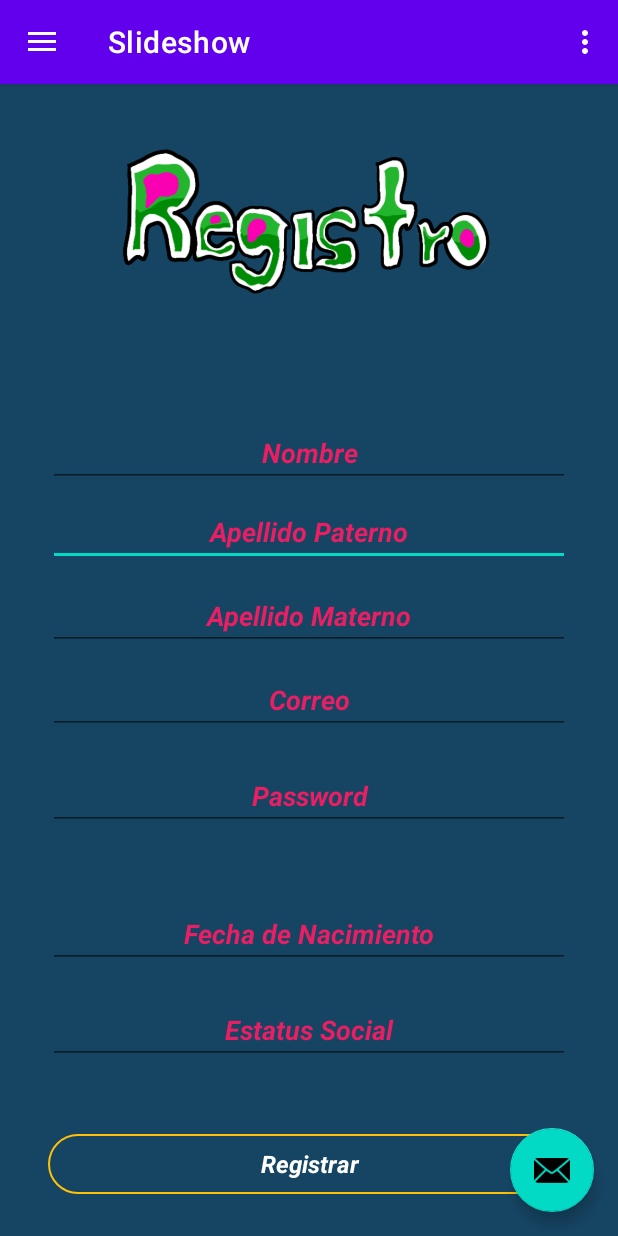
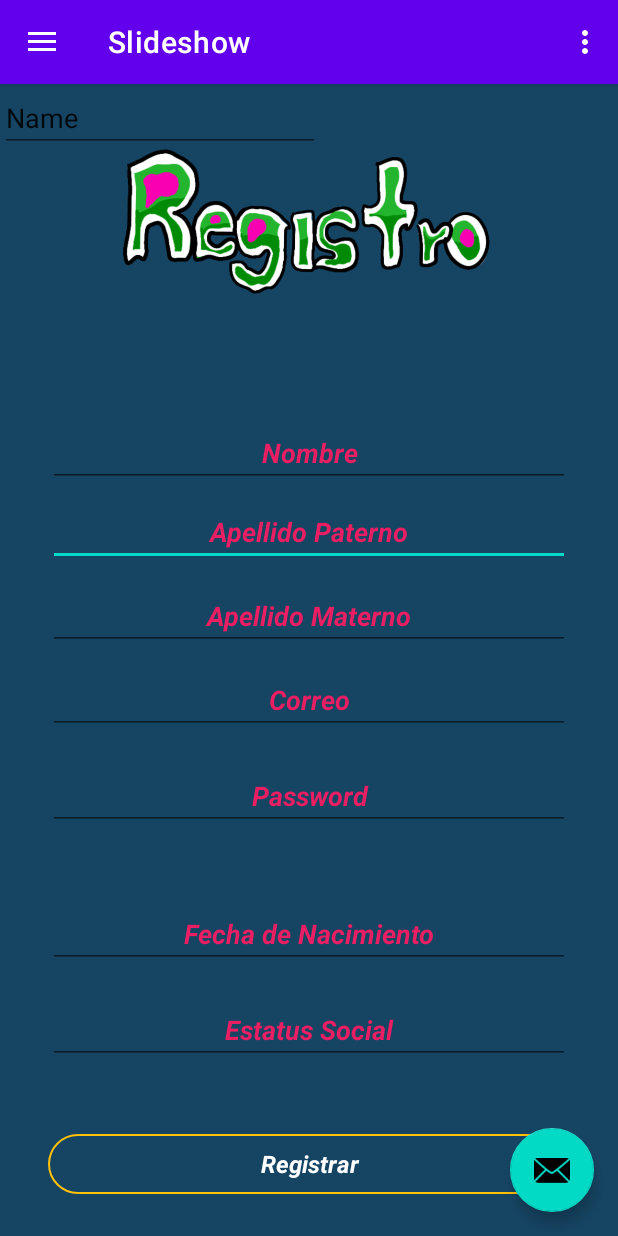
Before and after one commit to Usantiago1/AlienAp, an Android app: the screen it shows after launch (MainActivity), in the side drawer, after a tap on "Slideshow", on a phone screen of 412 x 824 dp. Run offline under Robolectric (Android 15) with nearby library versions, the phone set to English and light mode, and no system bars; our stand-ins replace navigation-ui.

Commit message:
metodo para ingresar los datos

```diff
--- a/app/src/main/java/com/example/alienapp/Interface/ApiAlien.java
+++ b/app/src/main/java/com/example/alienapp/Interface/ApiAlien.java
@@ -3,6 +3,8 @@ package com.example.alienapp.Interface;
 import com.example.alienapp.Model.Alien;
 
 import retrofit2.Call;
+import retrofit2.http.Field;
+import retrofit2.http.FormUrlEncoded;
 import retrofit2.http.POST;
 
 //Aqui se codifica el tipo de peticion que se esta haciendo a la API
@@ -10,8 +12,18 @@ import retrofit2.http.POST;
 public interface ApiAlien {
 
 
+    @FormUrlEncoded
+    @POST("/aliens")
+    Call<Alien> addAlien(
+            @Field("alien_usuario") String alien_usuario,
+            @Field("alien_nombre") String alien_nombre,
+            @Field("alien_ap") String alien_ap,
+            @Field("alien_am") String alien_am,
+            @Field("alien_correo") String alien_correo,
+            @Field("alien_contrasenia") String alien_contrasenia,
+            @Field("alien_nac") String alien_nac,
+            @Field("alien_status") String alien_status
 
-    @POST("/Aliens")
-    Call<Alien> addAlien();
+    );
 
 }
--- a/app/src/main/java/com/example/alienapp/ui/Registro/RegistroFragment.java
+++ b/app/src/main/java/com/example/alienapp/ui/Registro/RegistroFragment.java
@@ -4,19 +4,27 @@ import android.os.Bundle;
 import android.view.LayoutInflater;
 import android.view.View;
 import android.view.ViewGroup;
+import android.widget.Button;
 import android.widget.TextView;
+import android.widget.Toast;
 
 import androidx.annotation.NonNull;
 import androidx.fragment.app.Fragment;
 import androidx.lifecycle.ViewModelProvider;
 
+import com.example.alienapp.Interface.ApiAlien;
+import com.example.alienapp.Model.Alien;
 import com.example.alienapp.databinding.FragmentLoginBinding;
 import com.example.alienapp.databinding.FragmentRegistroBinding;
 
+import retrofit2.Call;
+import retrofit2.Callback;
+import retrofit2.Response;
+import retrofit2.Retrofit;
+import retrofit2.converter.gson.GsonConverterFactory;
+
 public class RegistroFragment extends Fragment {
     private FragmentRegistroBinding binding;
-
-
 
     public View onCreateView(@NonNull LayoutInflater inflater,
                              ViewGroup container, Bundle savedInstanceState) {
@@ -24,8 +32,55 @@ public class RegistroFragment extends Fragment {
                 new ViewModelProvider(this).get(RegistroViewModel.class);
         binding = FragmentRegistroBinding.inflate(inflater, container, false);
         View root = binding.getRoot();
-        final TextView ApellidoPaterno = binding.ApellidoPaterno;
-        registroViewModel.getText().observe(getViewLifecycleOwner(), ApellidoPaterno::setText);
+        final Button button = binding.Registro;
+        button.setOnClickListener(new View.OnClickListener() {
+            final TextView ap = binding.ApellidoPaterno;
+            final TextView am = binding.ApellidoMaterno;
+            final TextView nombre = binding.Nombre;
+            final TextView correo = binding.Correo;
+            final TextView contrasenia = binding.Password;
+            final TextView nac = binding.Fechadenacimiento;
+            final TextView status = binding.Estatussocial;
+            final TextView usuario = binding.usuario;
+
+            @Override
+            public void onClick(View v) {
+                String alien_usuario = usuario.getText().toString().trim();
+                String alien_nombre = nombre.getText().toString().trim();
+                String alien_ap = ap.getText().toString().trim();
+                String alien_am = am.getText().toString().trim();
+                String alien_correo = correo.getText().toString().trim();
+                String alien_contrasenia = contrasenia.getText().toString().trim();
+                String alien_nac = nac.getText().toString().trim();
+                String alien_status = status.getText().toString().trim();
+
+                Retrofit retrofit = new Retrofit.Builder()
+                        .baseUrl("https://api-alien.herokuapp.com")
+                        .addConverterFactory(GsonConverterFactory.create())
+                        .build();
+                ApiAlien apiAlien = retrofit.create(ApiAlien.class);
+                Call<Alien> call = apiAlien.addAlien(alien_usuario, alien_nombre, alien_ap, alien_am, alien_correo, alien_contrasenia, alien_nac, alien_status);
+                call.enqueue(new Callback<Alien>() {
+                    @Override
+                    public void onResponse(Call<Alien> call, Response<Alien> response) {
+                        if (response.isSuccessful() && response.body() != null){
+                            Toast.makeText(getContext(), "REGISTRADO", Toast.LENGTH_SHORT).show();
+                        }else {
+                            Toast.makeText(getContext(), "NO REGISTRADO", Toast.LENGTH_SHORT).show();
+                        }
+                    }
+
+                    @Override
+                    public void onFailure(Call<Alien> call, Throwable t) {
+
+                    }
+                });
+
+            }
+
+
+        });
+
 
         return root;
     }
--- a/app/src/main/res/layout/fragment_registro.xml
+++ b/app/src/main/res/layout/fragment_registro.xml
@@ -204,4 +204,15 @@
         app:layout_constraintTop_toTopOf="parent"
         app:layout_constraintVertical_bias="0.309" />
 
+    <EditText
+        android:id="@+id/usuario"
+        android:layout_width="wrap_content"
+        android:layout_height="wrap_content"
+        android:ems="10"
+        android:inputType="textPersonName"
+        android:text="Name"
+        tools:layout_editor_absoluteX="97dp"
+        tools:layout_editor_absoluteY="158dp"
+        tools:ignore="MissingConstraints" />
+
 </androidx.constraintlayout.widget.ConstraintLayout>
```
Also changed, not shown: app/src/main/java/com/example/alienapp/Model/Alien.java (+6 -6 lines).
